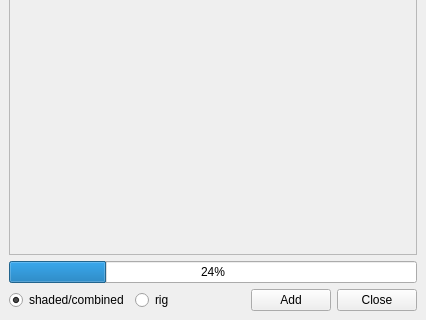
Old version of the form ui/main.ui in the repository iceanimations/addAssets; both pictures show x 0 to 426 and y 296 to 616 of the 426 by 616 pixel window.
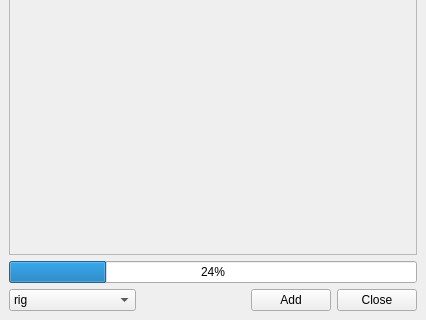
New version of the form.

What changed in the file:
```diff
--- a/ui/main.ui
+++ b/ui/main.ui
@@ -108,26 +108,30 @@
     <item>
      <layout class="QHBoxLayout" name="horizontalLayout">
       <item>
-       <widget class="QRadioButton" name="shadedCombinedButton">
+       <widget class="QComboBox" name="contextBox">
         <property name="toolTip">
          <string>Select the context</string>
         </property>
-        <property name="text">
-         <string>shaded/combined</string>
-        </property>
-        <property name="checked">
-         <bool>true</bool>
-        </property>
-       </widget>
-      </item>
-      <item>
-       <widget class="QRadioButton" name="rigButton">
-        <property name="toolTip">
-         <string>Select the context</string>
-        </property>
-        <property name="text">
-         <string>rig</string>
-        </property>
+        <item>
+         <property name="text">
+          <string>rig</string>
+         </property>
+        </item>
+        <item>
+         <property name="text">
+          <string>model</string>
+         </property>
+        </item>
+        <item>
+         <property name="text">
+          <string>shaded</string>
+         </property>
+        </item>
+        <item>
+         <property name="text">
+          <string>shaded/combined</string>
+         </property>
+        </item>
        </widget>
       </item>
       <item>
```
Left out of the diff: 2 changed lines with no effect on the pictures.
